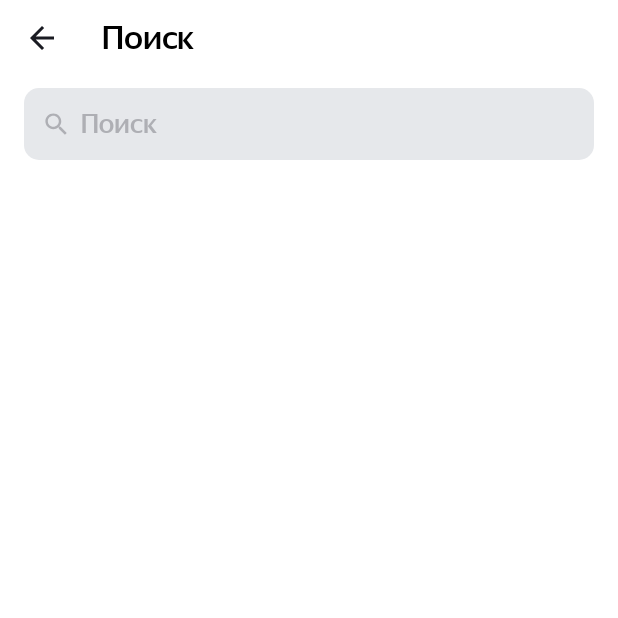
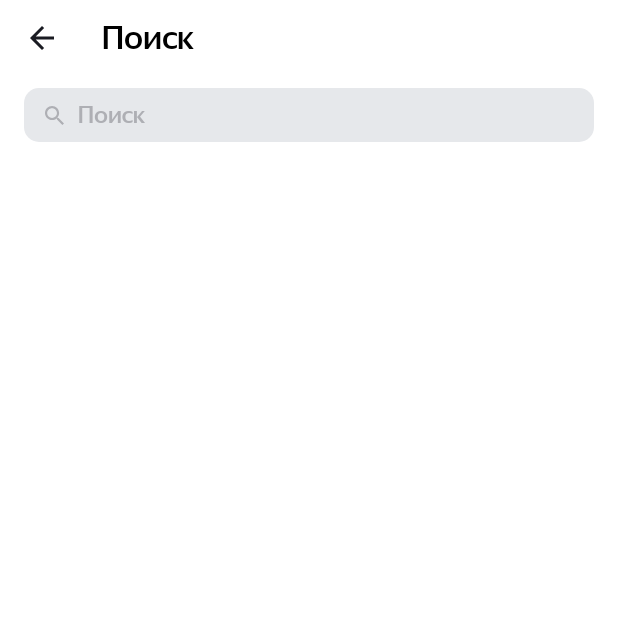
Before and after one commit to yapogrem/PlaylistMaker, an Android app: the SearchActivity screen opened directly, with no data from a screen before it, on a phone screen of 412 x 824 dp, the top half of it. Run offline under Robolectric (Android 15) with nearby library versions, the phone set to English and light mode, and no system bars; 1 statement that could not run was skipped.

Commit message:
Sp 18 complite v.04

```diff
--- a/app/src/main/java/com/example/playlistmaker/mediathek/ui/FragmentFavoritesTracks.kt
+++ b/app/src/main/java/com/example/playlistmaker/mediathek/ui/FragmentFavoritesTracks.kt
@@ -27,5 +27,4 @@ class FragmentFavoritesTracks : Fragment() {
     companion object {
         fun newInstance() = FragmentFavoritesTracks()
     }
-
 }
--- a/app/src/main/java/com/example/playlistmaker/settings/ui/SettingsActivity.kt
+++ b/app/src/main/java/com/example/playlistmaker/settings/ui/SettingsActivity.kt
@@ -28,6 +28,8 @@ class SettingsActivity : AppCompatActivity() {
 //Переключаем тему по нажатию на switch
         themeSwitcher.setOnCheckedChangeListener { _, checked ->
             settingsViewModel.changeTheme(checked)
+            val app=applicationContext as App
+            app.theme=checked
         }
 
         val displayShare = binding.settingsShare
@@ -44,6 +46,5 @@ class SettingsActivity : AppCompatActivity() {
         displayUserAgreement.setOnClickListener {
             settingsViewModel.openTermsUser()
         }
-
     }
 }
--- a/app/src/main/res/drawable/find_hint.xml
+++ b/app/src/main/res/drawable/find_hint.xml
@@ -1,6 +1,6 @@
 <vector xmlns:android="http://schemas.android.com/apk/res/android"
-    android:width="18dp"
-    android:height="18dp"
+    android:width="16dp"
+    android:height="16dp"
     android:viewportWidth="24"
     android:viewportHeight="24">
   <path
--- a/app/src/main/res/layout/activity_find.xml
+++ b/app/src/main/res/layout/activity_find.xml
@@ -49,7 +49,7 @@
             android:id="@+id/input_search"
             android:layout_gravity="center"
             android:layout_width="match_parent"
-            android:layout_height="48dp"
+            android:layout_height="36dp"
             android:drawableStart="@drawable/find_hint"
             android:drawablePadding="8dp"
             android:drawableTint="@color/find_hint_text"
@@ -63,6 +63,7 @@
             android:fontFamily="@font/ys_display_medium"
             android:background="@drawable/rounded_background"
             android:textColor="@color/find_input_text"
+            android:textSize="16sp"
             android:textColorHint="@color/find_hint_text"
             android:imeOptions="actionDone"
             android:singleLine="true"
--- a/app/src/main/res/layout/activity_mediathek.xml
+++ b/app/src/main/res/layout/activity_mediathek.xml
@@ -3,7 +3,9 @@
     xmlns:app="http://schemas.android.com/apk/res-auto"
     android:layout_width="match_parent"
     android:layout_height="match_parent"
-    android:orientation="vertical">
+    android:orientation="vertical"
+    android:background="@color/settings_background"
+    >
 
     <LinearLayout
         android:layout_width="match_parent"
--- a/app/src/main/res/values-night/colors.xml
+++ b/app/src/main/res/values-night/colors.xml
@@ -1,10 +1,10 @@
 <?xml version="1.0" encoding="utf-8"?>
 <resources>
-    <color name="main_background">#000000</color>
-    <color name="settings_background">#000000</color>
+    <color name="main_background">#1A1B22</color>
+    <color name="settings_background">#1A1B22</color>
     <color name="text_color">#FFFFFF</color>
     <color name="settings_image_color">#FFFFFF</color>
-    <color name="settings_image_background_color">#000000</color>
+    <color name="settings_image_background_color">#1A1B22</color>
     <color name="settings_switch_color">#3772E7</color>
     <color name="settings_switch_background_color">#9FBBF3</color>
     <color name="find_arrow_back_color">#FFFFFF</color>
```
Also changed, not shown: app/src/main/java/com/example/playlistmaker/settings/ui/SettingsViewModel.kt (+0 -16 lines).
